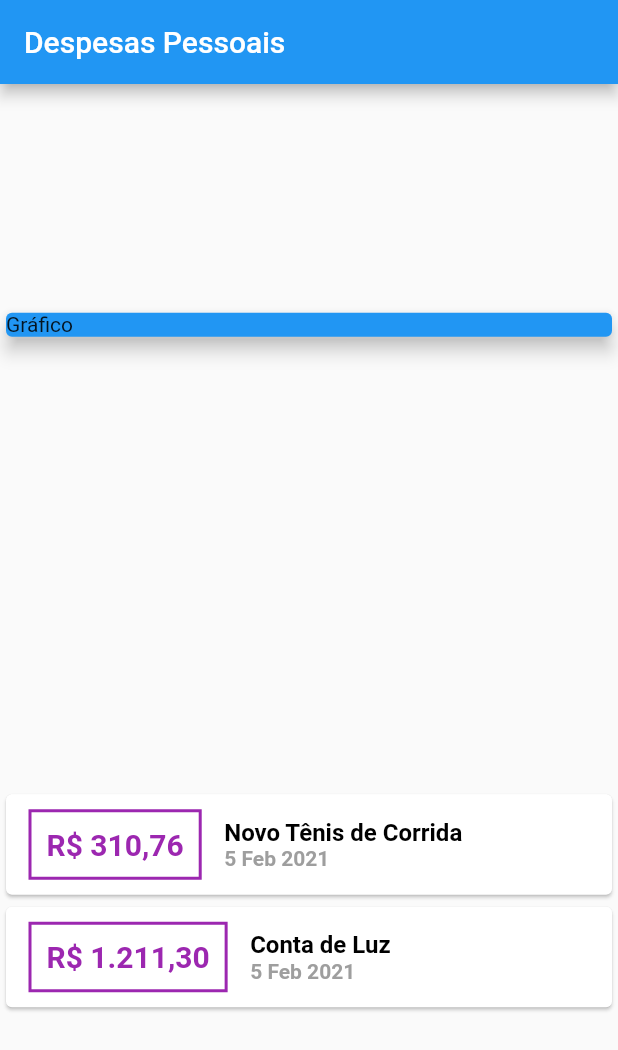
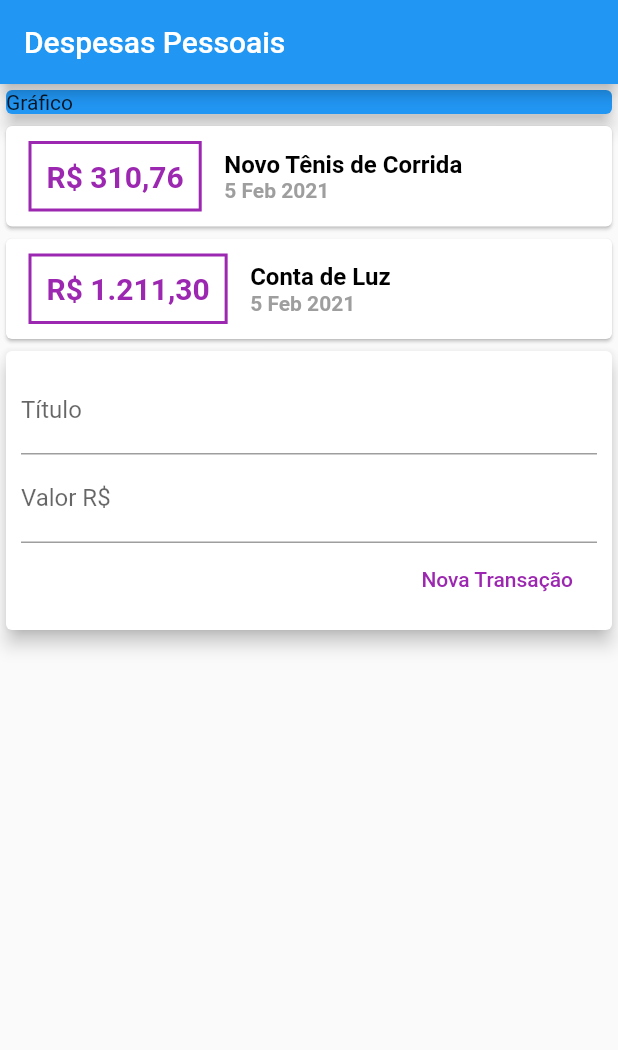
Before and after one commit to amedes-junior/expenses, a Flutter app: the screen it shows after launch, on a phone screen of 412 x 824 dp. Shown: the top 1050 px of the screen. Run offline on Flutter 3.47's test engine with Material 2 defaults, Android fonts, the phone set to English and light mode, and no system bars; statements that could not run were skipped.

Commit message:
Expenses -> Fev, 05 de 2021 - Aula 90

```diff
--- a/lib/main.dart
+++ b/lib/main.dart
@@ -12,6 +12,10 @@ class ExpendesesApp extends StatelessWidget {
 }
 
 class MyHomePage extends StatelessWidget {
+
+  String title;
+  String value;
+
   final _transactions = [
     Transaction(
         id: 't1',
@@ -29,7 +33,6 @@ class MyHomePage extends StatelessWidget {
           title: Text('Despesas Pessoais'),
         ),
         body: Column(
-          mainAxisAlignment: MainAxisAlignment.spaceAround,
           crossAxisAlignment: CrossAxisAlignment.stretch,
           children: [
             Container(
@@ -85,6 +88,37 @@ class MyHomePage extends StatelessWidget {
                 );
               }).toList(),
             ),
+            Card(
+             elevation: 5,
+             child: Padding(
+               padding: const EdgeInsets.all(10),
+               child: Column(
+                 children: [
+                   TextField(
+                     decoration: InputDecoration(
+                       labelText: 'Título'
+                     ) ,
+                   ),
+                   TextField(
+                     onChanged: ,
+                     decoration: InputDecoration(
+                       labelText: 'Valor R\$'
+                     ),
+                   ),
+                   Row(
+                     mainAxisAlignment: MainAxisAlignment.end,
+                     children: [
+                       FlatButton(
+                         child: Text('Nova Transação'),
+                         textColor: Colors.purple,
+                         onPressed: () => {},
+                       ),
+                     ],
+                   )
+                 ],
+               ),
+             ),
+            ),
           ],
         ));
   }
```
